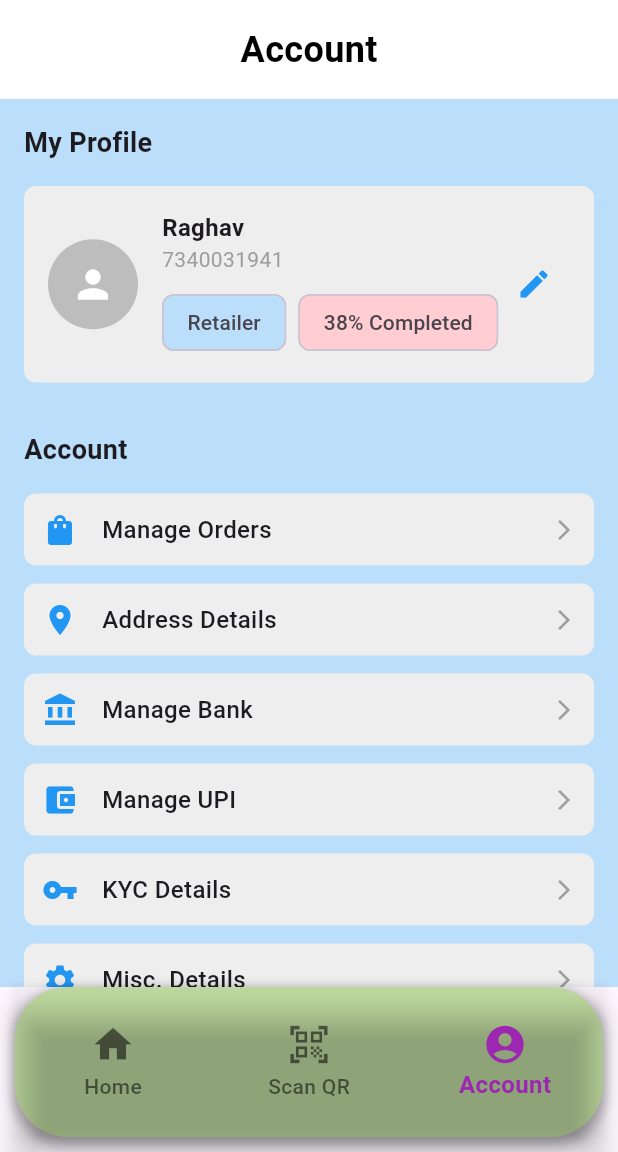
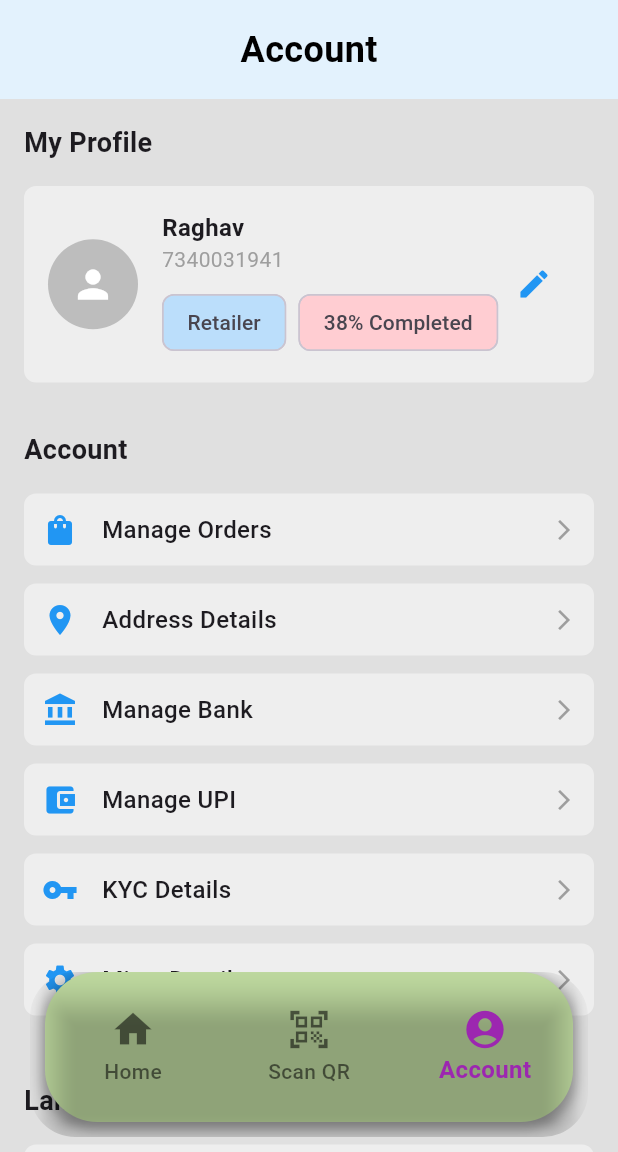
Before and after one commit to Parikshit-K21/fluttertry, a Flutter app: the ProfilePage screen opened directly, on a phone screen of 412 x 824 dp, the part 84-1236 px from its top. Run offline on Flutter 3.47's test engine with Material 3 defaults, Android fonts, the phone set to English and light mode, and no system bars; our stand-ins replace carousel_slider, file_picker, flutter_secure_storage, hive_flutter, shared_preferences; missing offline and left inert: mobile_scanner; accounts and stored records are empty.

Commit message:
order changes in content

```diff
--- a/lib/Pages/ProfilePage/Profile.dart
+++ b/lib/Pages/ProfilePage/Profile.dart
@@ -1,4 +1,5 @@
 import 'package:flutter/material.dart';
+import 'package:login/Logic/QR_scanner.dart';
 import 'package:login/Pages/ProfilePage/Addhar.dart';
 import 'package:login/Pages/ProfilePage/view_oder.dart';
 import 'package:login/Pages/content.dart';
@@ -7,7 +8,6 @@ import 'package:login/custom_app_bar/bottom_nav_bar.dart';
 import 'package:login/custom_app_bar/side_bar.dart';
 import 'package:login/custom_app_bar/app_bar.dart';
 
-import '../../Logic/QR_scanner.dart';
 
 class ProfilePage extends StatelessWidget {
   const ProfilePage({super.key});
@@ -39,16 +39,21 @@ class ProfilePage extends StatelessWidget {
     }
 
     return Scaffold(
+      extendBody: true,
       appBar: const CustomAppBar(),
       endDrawer: const CustomSidebar(),
-      body: Container(
-          color: Colors.blue.shade100,
-          child:
-              Column(crossAxisAlignment: CrossAxisAlignment.start, children: [
+      body: Stack(
+        children: [
+          // Main content
+          Container(
+            color: Colors.grey.shade300,
+            child: Column(
+              crossAxisAlignment: CrossAxisAlignment.start,
+              children: [
                 // Static Heading bar
                 Container(
                   padding: const EdgeInsets.all(16),
-              color: Colors.white,
+                  color: Colors.blue.shade50,
                   child: const Center(
                     child: Text(
                       'Account',
@@ -93,32 +98,35 @@ class ProfilePage extends StatelessWidget {
                                 const SizedBox(width: 16),
                                 Expanded(
                                   child: Column(
-                                crossAxisAlignment: CrossAxisAlignment.start,
+                                    crossAxisAlignment:
+                                        CrossAxisAlignment.start,
                                     children: [
-                                  const Text(
+                                      Text(
                                         'Raghav',
                                         style: TextStyle(
                                           fontWeight: FontWeight.bold,
                                           fontSize: 16,
                                         ),
                                       ),
-                                  const Text(
+                                      Text(
                                         '7340031941',
                                         style: TextStyle(
                                           color: Colors.grey,
                                         ),
                                       ),
-                                  const SizedBox(height: 8),
+                                      SizedBox(height: 8),
                                       Row(
                                         children: [
                                           Chip(
-                                        label: const Text('Retailer'),
-                                        backgroundColor: Colors.blue.shade100,
+                                            label: Text('Retailer'),
+                                            backgroundColor:
+                                                Colors.blue.shade100,
                                           ),
-                                      const SizedBox(width: 8),
+                                          SizedBox(width: 8),
                                           Chip(
-                                        label: const Text('38% Completed'),
-                                        backgroundColor: Colors.red.shade100,
+                                            label: Text('38% Completed'),
+                                            backgroundColor:
+                                                Colors.red.shade100,
                                           ),
                                         ],
                                       ),
@@ -126,11 +134,13 @@ class ProfilePage extends StatelessWidget {
                                   ),
                                 ),
                                 IconButton(
-                              icon: const Icon(Icons.edit, color: Colors.blue),
+                                  icon: const Icon(Icons.edit,
+                                      color: Colors.blue),
                                   onPressed: () {
                                     ScaffoldMessenger.of(context).showSnackBar(
                                       const SnackBar(
-                                      content: Text('Edit Profile Clicked')),
+                                          content:
+                                              Text('Edit Profile Clicked')),
                                     );
                                   },
                                 ),
@@ -153,9 +163,10 @@ class ProfilePage extends StatelessWidget {
                               context, 'Address Details', Icons.location_on),
                           _buildAccountField(
                               context, 'Manage Bank', Icons.account_balance),
+                          _buildAccountField(context, 'Manage UPI',
+                              Icons.account_balance_wallet),
                           _buildAccountField(
-                          context, 'Manage UPI', Icons.account_balance_wallet),
-                      _buildAccountField(context, 'KYC Details', Icons.vpn_key),
+                              context, 'KYC Details', Icons.vpn_key),
                           _buildAccountField(
                               context, 'Misc. Details', Icons.settings),
                           const SizedBox(height: 32),
@@ -181,22 +192,38 @@ class ProfilePage extends StatelessWidget {
                             ),
                           ),
                           const SizedBox(height: 16),
-                      _buildAccountField(context, 'View About Us', Icons.info),
+                          _buildAccountField(
+                              context, 'View About Us', Icons.info),
                         ],
                       ),
                     ),
                   ),
                 )
-          ])),
-      bottomNavigationBar: isMobile
-          ? CustomBottomNavigationBar(
+              ],
+            ),
+          ),
+          // Floating Bottom Navigation Bar
+          if (isMobile)
+            Positioned(
+              left: 20.0,
+              right: 20.0,
+              bottom: 10.0,
+              child: ClipRRect(
+                borderRadius: BorderRadius.circular(30.0),
+                child: Container(
+                  color:
+                      Colors.transparent, // Ensure no background blocks content
+                  child: CustomBottomNavigationBar(
                     currentIndex: _selectedIndex,
                     onItemTapped: (index) {
-                _selectedIndex = index;
                       _onItemTapped(index);
                     },
-            )
-          : null,
+                  ),
+                ),
+              ),
+            ),
+        ],
+      ),
     );
   }
 
--- a/pubspec.yaml
+++ b/pubspec.yaml
@@ -85,6 +85,7 @@ flutter:
   #   - images/a_dot_ham.jpeg
   assets:
     - assets/
+    - assets/blue.jpeg
   # An image asset can refer to one or more resolution-specific "variants", see
   # https://flutter.dev/to/resolution-aware-images
 
```
Also changed, not shown: lib/Pages/content.dart (+187 -159 lines), assets/blue.jpeg (added). Lines whose indentation alone changed are shown as unchanged.
